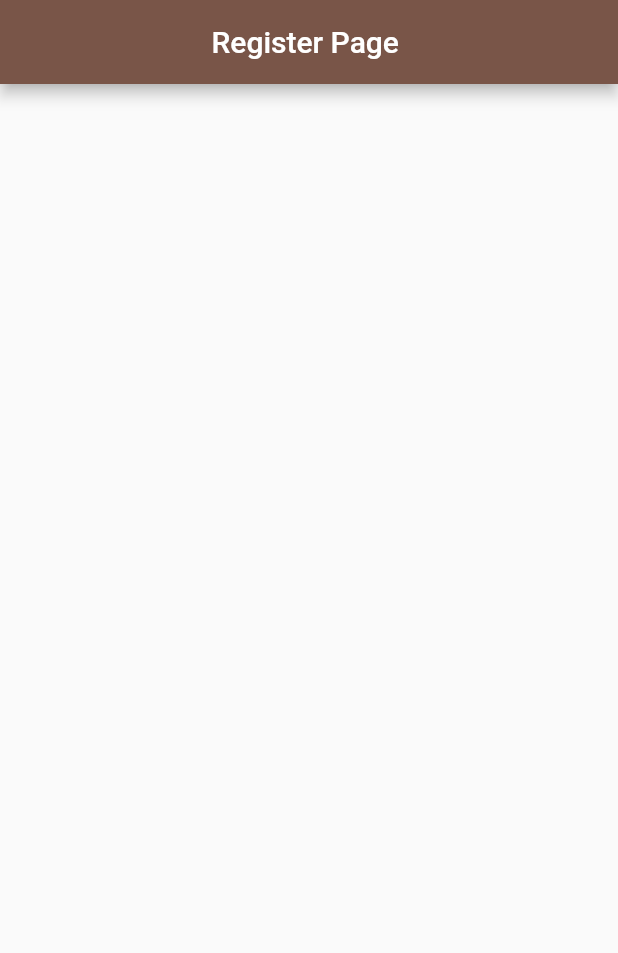
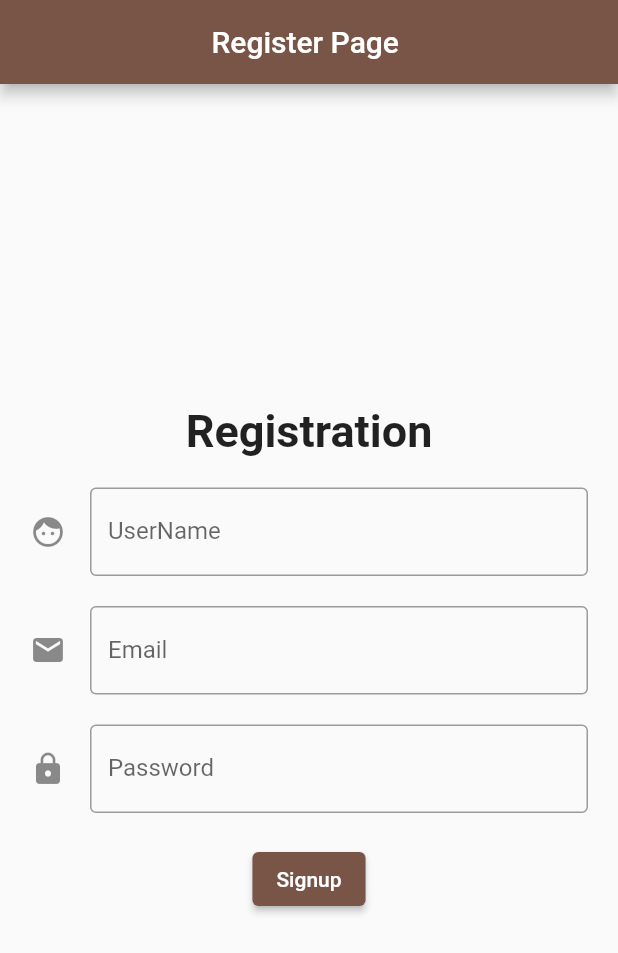
Before and after one commit to UsmanAfzal8/Estore-Flutter, a Flutter app: the screen it shows after launch, on a phone screen of 412 x 824 dp. Shown: the top 953 px of the screen. Run offline on Flutter 3.47's test engine with Material 2 defaults, Android fonts, the light colour scheme and no system bars.

Commit message:
Add all my files

```diff
--- a/estore/lib/Pages/registerpage.dart
+++ b/estore/lib/Pages/registerpage.dart
@@ -16,6 +16,78 @@ class _RegisterPageState extends State<RegisterPage> {
         centerTitle: true,
         title: Text("Register Page "),
       ),
+      body: Container(
+        padding: EdgeInsets.symmetric(horizontal: 20.0),
+        child: Center(
+          child: SingleChildScrollView(
+            child: Form(
+              child: Column(
+                children: [
+                  Text(
+                    "Registration",
+                    style: TextStyle(
+                      fontSize: 30.0,
+                      fontWeight: FontWeight.bold,
+                    ),
+                  ),
+                  Padding(
+                      padding: EdgeInsets.only(top: 20.0),
+                      child: TextFormField(
+                        decoration: InputDecoration(
+                          border: OutlineInputBorder(),
+                          labelText: "UserName",
+                          hintText: "Enter Name",
+                          icon: Icon(
+                            Icons.face,
+                          ),
+                        ),
+                      )),
+                  Padding(
+                      padding: EdgeInsets.only(top: 20.0),
+                      child: TextFormField(
+                        decoration: InputDecoration(
+                          border: OutlineInputBorder(),
+                          labelText: "Email",
+                          hintText: "Enter Valid Email",
+                          icon: Icon(
+                            Icons.mail,
+                          ),
+                        ),
+                      )),
+                  Padding(
+                      padding: EdgeInsets.only(top: 20.0),
+                      child: TextFormField(
+                        obscureText: true,
+                        decoration: InputDecoration(
+                          border: OutlineInputBorder(),
+                          labelText: "Password",
+                          hintText: "Enter Password",
+                          icon: Icon(
+                            Icons.lock,
+                          ),
+                        ),
+                      )),
+                  Padding(
+                    padding: EdgeInsets.only(top: 20),
+                    child: Column(
+                      children: [
+                        ElevatedButton(
+                          onPressed: () {},
+                          child: Text("Signup"),
+                          style: ElevatedButton.styleFrom(
+                            primary: Theme.of(context).primaryColor,
+
+                          ),
+                        )
+                      ],
+                    ),
+                  )
+                ],
+              ),
+            ),
+          ),
+        ),
+      ),
     );
   }
 }
```
